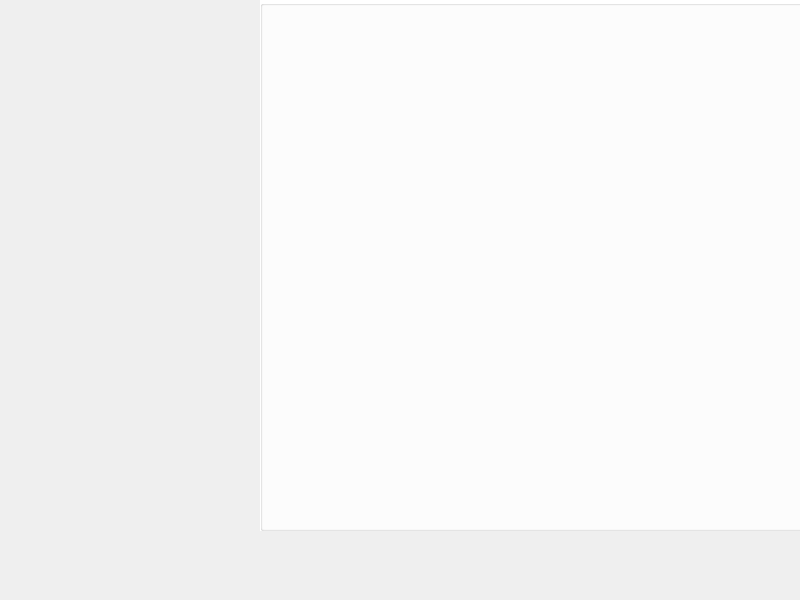
Above: application.ui from m-dzianishchyts/CryptQt before the change. Below: the same form after it.
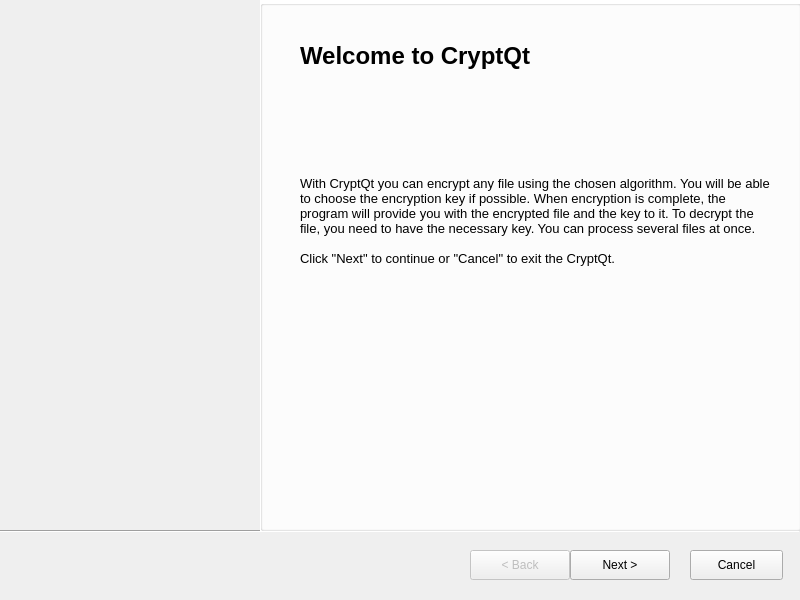
That is the form after the change. Icons and pictures are not drawn.

Commit message: Welcome box.

Patch:
```diff
--- a/application.ui
+++ b/application.ui
@@ -14,25 +14,7 @@
    <string>Application</string>
   </property>
   <widget class="QWidget" name="centralwidget">
-   <widget class="QGroupBox" name="groupBox">
-    <property name="geometry">
-     <rect>
-      <x>260</x>
-      <y>0</y>
-      <width>561</width>
-      <height>531</height>
-     </rect>
-    </property>
-    <property name="styleSheet">
-     <string notr="true">QGroupBox {
-	background-color: rgb(255, 255, 255);
-}</string>
-    </property>
-    <property name="title">
-     <string/>
-    </property>
-   </widget>
-   <widget class="QLabel" name="label">
+   <widget class="QLabel" name="sideImage">
     <property name="geometry">
      <rect>
       <x>0</x>
@@ -54,6 +36,133 @@
      <bool>true</bool>
     </property>
    </widget>
+   <widget class="Line" name="line">
+    <property name="geometry">
+     <rect>
+      <x>0</x>
+      <y>530</y>
+      <width>800</width>
+      <height>3</height>
+     </rect>
+    </property>
+    <property name="orientation">
+     <enum>Qt::Horizontal</enum>
+    </property>
+   </widget>
+   <widget class="QGroupBox" name="welcomeGroupBox">
+    <property name="geometry">
+     <rect>
+      <x>260</x>
+      <y>0</y>
+      <width>541</width>
+      <height>531</height>
+     </rect>
+    </property>
+    <property name="styleSheet">
+     <string notr="true">QGroupBox {
+	background-color: rgb(255, 255, 255);
+}</string>
+    </property>
+    <property name="title">
+     <string/>
+    </property>
+    <widget class="QLabel" name="header">
+     <property name="geometry">
+      <rect>
+       <x>40</x>
+       <y>10</y>
+       <width>391</width>
+       <height>91</height>
+      </rect>
+     </property>
+     <property name="font">
+      <font>
+       <family>Segoe UI</family>
+       <pointsize>18</pointsize>
+       <weight>75</weight>
+       <bold>true</bold>
+      </font>
+     </property>
+     <property name="text">
+      <string>Welcome to CryptQt</string>
+     </property>
+     <property name="textFormat">
+      <enum>Qt::PlainText</enum>
+     </property>
+     <property name="scaledContents">
+      <bool>true</bool>
+     </property>
+    </widget>
+    <widget class="QLabel" name="description">
+     <property name="geometry">
+      <rect>
+       <x>40</x>
+       <y>100</y>
+       <width>471</width>
+       <height>241</height>
+      </rect>
+     </property>
+     <property name="font">
+      <font>
+       <family>Segoe UI</family>
+       <pointsize>10</pointsize>
+      </font>
+     </property>
+     <property name="text">
+      <string>With CryptQt you can encrypt any file using the chosen algorithm. You will be able to choose the encryption key if possible. When encryption is complete, the program will provide you with the encrypted file and the key to it. To decrypt the file, you need to have the necessary key. You can process several files at once.
+
+Click &quot;Next&quot; to continue or &quot;Cancel&quot; to exit the CryptQt.</string>
+     </property>
+     <property name="textFormat">
+      <enum>Qt::PlainText</enum>
+     </property>
+     <property name="wordWrap">
+      <bool>true</bool>
+     </property>
+    </widget>
+   </widget>
+   <widget class="QPushButton" name="cancelButton">
+    <property name="geometry">
+     <rect>
+      <x>690</x>
+      <y>550</y>
+      <width>93</width>
+      <height>30</height>
+     </rect>
+    </property>
+    <property name="text">
+     <string>Cancel</string>
+    </property>
+   </widget>
+   <widget class="QPushButton" name="nextButton">
+    <property name="geometry">
+     <rect>
+      <x>570</x>
+      <y>550</y>
+      <width>100</width>
+      <height>30</height>
+     </rect>
+    </property>
+    <property name="text">
+     <string>Next &gt;</string>
+    </property>
+   </widget>
+   <widget class="QPushButton" name="backButton">
+    <property name="enabled">
+     <bool>false</bool>
+    </property>
+    <property name="geometry">
+     <rect>
+      <x>470</x>
+      <y>550</y>
+      <width>100</width>
+      <height>30</height>
+     </rect>
+    </property>
+    <property name="text">
+     <string>&lt; Back</string>
+    </property>
+   </widget>
   </widget>
  </widget>
  <resources>
```
